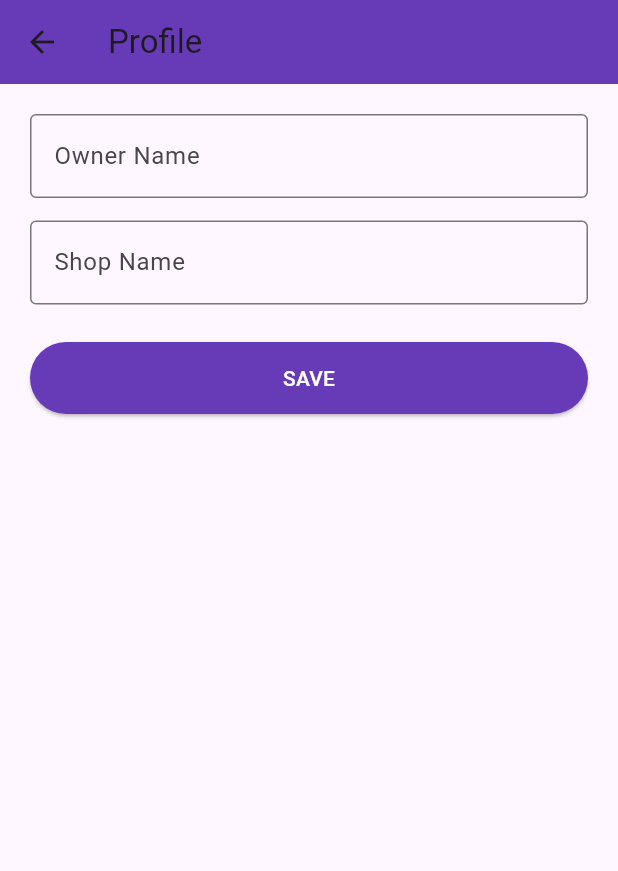
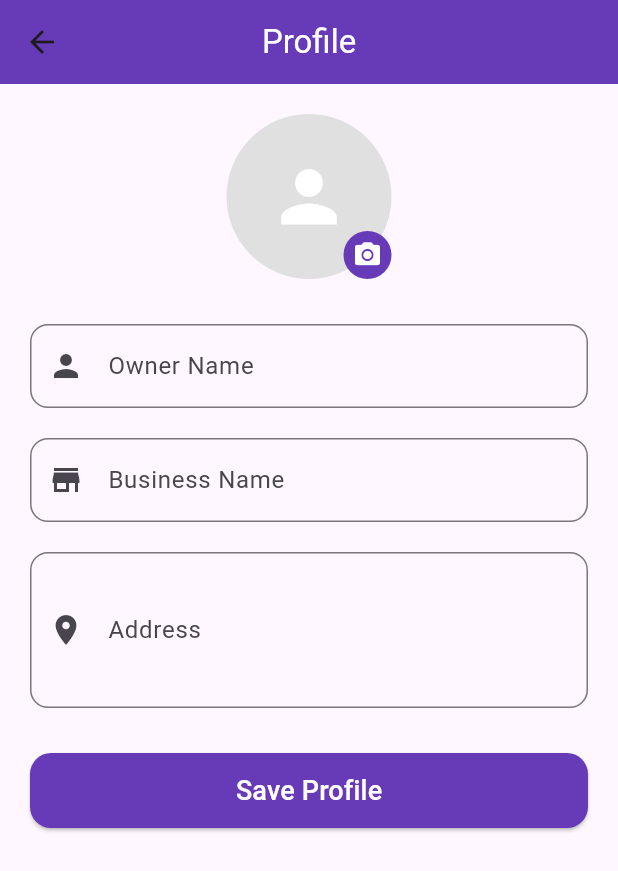
Before and after one commit to umeshsachala/sudama_milk, a Flutter app: the ProfileScreen screen opened directly, on a phone screen of 412 x 824 dp. Shown: the top 871 px of the screen. Run offline on Flutter 3.47's test engine with Material 3 defaults, Android fonts, the phone set to English and light mode, and no system bars; our stand-ins replace cloud_firestore, firebase_auth, firebase_core, google_sign_in, image_picker, timeago; accounts and stored records are empty.

Commit message:
jay hoooooooo00 3333

```diff
--- a/lib/screens/profile_screen.dart
+++ b/lib/screens/profile_screen.dart
@@ -1,5 +1,6 @@
-import 'package:cloud_firestore/cloud_firestore.dart';
+import 'dart:io';
 import 'package:flutter/material.dart';
+import 'package:image_picker/image_picker.dart';
 
 class ProfileScreen extends StatefulWidget {
   const ProfileScreen({super.key});
@@ -9,79 +10,148 @@ class ProfileScreen extends StatefulWidget {
 }
 
 class _ProfileScreenState extends State<ProfileScreen> {
-  final _nameCtrl = TextEditingController();
-  final _shopCtrl = TextEditingController();
-  bool _loading = false;
+  final ImagePicker _picker = ImagePicker();
+  File? _profileImage;
 
-  final docRef =
-  FirebaseFirestore.instance.collection('profile').doc('owner');
+  final TextEditingController ownerCtrl = TextEditingController();
+  final TextEditingController businessCtrl = TextEditingController();
+  final TextEditingController addressCtrl = TextEditingController();
 
-  @override
-  void initState() {
-    super.initState();
-    _load();
-  }
+  Future<void> _pickImage() async {
+    final XFile? image =
+    await _picker.pickImage(source: ImageSource.gallery, imageQuality: 70);
 
-  Future<void> _load() async {
-    final doc = await docRef.get();
-    if (doc.exists) {
-      final d = doc.data()!;
-      _nameCtrl.text = d['name'] ?? '';
-      _shopCtrl.text = d['shop'] ?? '';
+    if (image != null) {
+      setState(() {
+        _profileImage = File(image.path);
+      });
     }
   }
 
-  Future<void> _save() async {
-    setState(() => _loading = true);
-    await docRef.set({
-      'name': _nameCtrl.text.trim(),
-      'shop': _shopCtrl.text.trim(),
-      'updatedAt': FieldValue.serverTimestamp(),
-    });
-    setState(() => _loading = false);
-    Navigator.pop(context);
+  void _saveProfile() {
+    debugPrint("Owner Name: ${ownerCtrl.text}");
+    debugPrint("Business Name: ${businessCtrl.text}");
+    debugPrint("Address: ${addressCtrl.text}");
+
+    ScaffoldMessenger.of(context).showSnackBar(
+      const SnackBar(content: Text("Profile Saved Successfully")),
+    );
   }
 
   @override
   Widget build(BuildContext context) {
     return Scaffold(
       appBar: AppBar(
-        title: const Text("Profile"),
         backgroundColor: Colors.deepPurple,
+        title: const Text(
+          "Profile",
+          style: TextStyle(color: Colors.white),
+        ),
+        centerTitle: true,
       ),
-      body: Padding(
+      body: SingleChildScrollView(
         padding: const EdgeInsets.all(20),
         child: Column(
           children: [
-            TextField(
-              controller: _nameCtrl,
-              decoration: const InputDecoration(
-                labelText: "Owner Name",
-                border: OutlineInputBorder(),
+            /// Avatar
+            Center(
+              child: Stack(
+                children: [
+                  CircleAvatar(
+                    radius: 55,
+                    backgroundColor: Colors.grey.shade300,
+                    backgroundImage:
+                    _profileImage != null ? FileImage(_profileImage!) : null,
+                    child: _profileImage == null
+                        ? const Icon(Icons.person, size: 55, color: Colors.white)
+                        : null,
+                  ),
+                  Positioned(
+                    bottom: 0,
+                    right: 0,
+                    child: InkWell(
+                      onTap: _pickImage,
+                      child: Container(
+                        padding: const EdgeInsets.all(6),
+                        decoration: const BoxDecoration(
+                          color: Colors.deepPurple,
+                          shape: BoxShape.circle,
+                        ),
+                        child: const Icon(
+                          Icons.camera_alt,
+                          size: 20,
+                          color: Colors.white,
+                        ),
+                      ),
+                    ),
+                  )
+                ],
               ),
             ),
-            const SizedBox(height: 15),
+
+            const SizedBox(height: 30),
+
+            /// Owner Name
             TextField(
-              controller: _shopCtrl,
-              decoration: const InputDecoration(
-                labelText: "Shop Name",
-                border: OutlineInputBorder(),
+              controller: ownerCtrl,
+              decoration: InputDecoration(
+                labelText: "Owner Name",
+                prefixIcon: const Icon(Icons.person),
+                border: OutlineInputBorder(
+                  borderRadius: BorderRadius.circular(12),
+                ),
               ),
             ),
-            const SizedBox(height: 25),
+
+            const SizedBox(height: 20),
+
+            /// Business Name
+            TextField(
+              controller: businessCtrl,
+              decoration: InputDecoration(
+                labelText: "Business Name",
+                prefixIcon: const Icon(Icons.store),
+                border: OutlineInputBorder(
+                  borderRadius: BorderRadius.circular(12),
+                ),
+              ),
+            ),
+
+            const SizedBox(height: 20),
+
+            /// Address
+            TextField(
+              controller: addressCtrl,
+              maxLines: 3,
+              decoration: InputDecoration(
+                labelText: "Address",
+                prefixIcon: const Icon(Icons.location_on),
+                border: OutlineInputBorder(
+                  borderRadius: BorderRadius.circular(12),
+                ),
+              ),
+            ),
+
+            const SizedBox(height: 30),
+
+            /// Save Button
             SizedBox(
               width: double.infinity,
-              height: 48,
+              height: 50,
               child: ElevatedButton(
                 style: ElevatedButton.styleFrom(
-                    backgroundColor: Colors.deepPurple),
-                onPressed: _loading ? null : _save,
-                child: _loading
-                    ? const CircularProgressIndicator(color: Colors.white)
-                    : const Text("SAVE",
-                    style: TextStyle(color: Colors.white)),
+                  backgroundColor: Colors.deepPurple,
+                  shape: RoundedRectangleBorder(
+                    borderRadius: BorderRadius.circular(14),
+                  ),
+                ),
+                onPressed: _saveProfile,
+                child: const Text(
+                  "Save Profile",
+                  style: TextStyle(fontSize: 18, color: Colors.white),
+                ),
               ),
-            )
+            ),
           ],
         ),
       ),
--- a/pubspec.yaml
+++ b/pubspec.yaml
@@ -39,6 +39,9 @@ dependencies:
   firebase_storage: ^13.0.4
   uuid: ^4.5.2
   timeago: ^3.7.1
+  image_picker: ^1.2.1
+
+
 
 dev_dependencies:
   flutter_test:
```
Also changed, not shown: lib/core/app_preferences.dart (added, +56 -0 lines), pubspec.lock, 3 other files.
